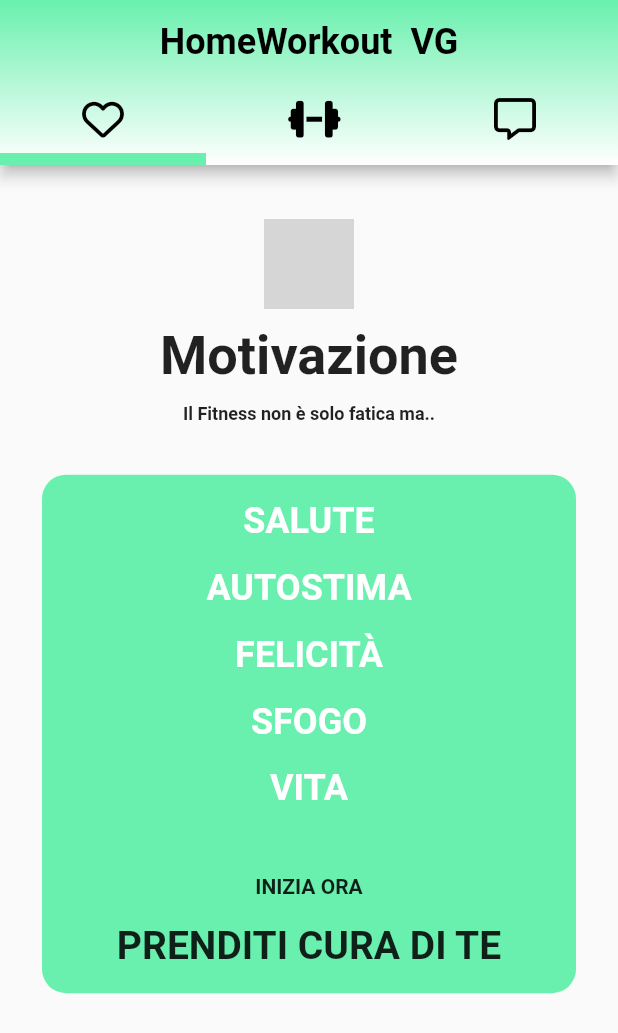
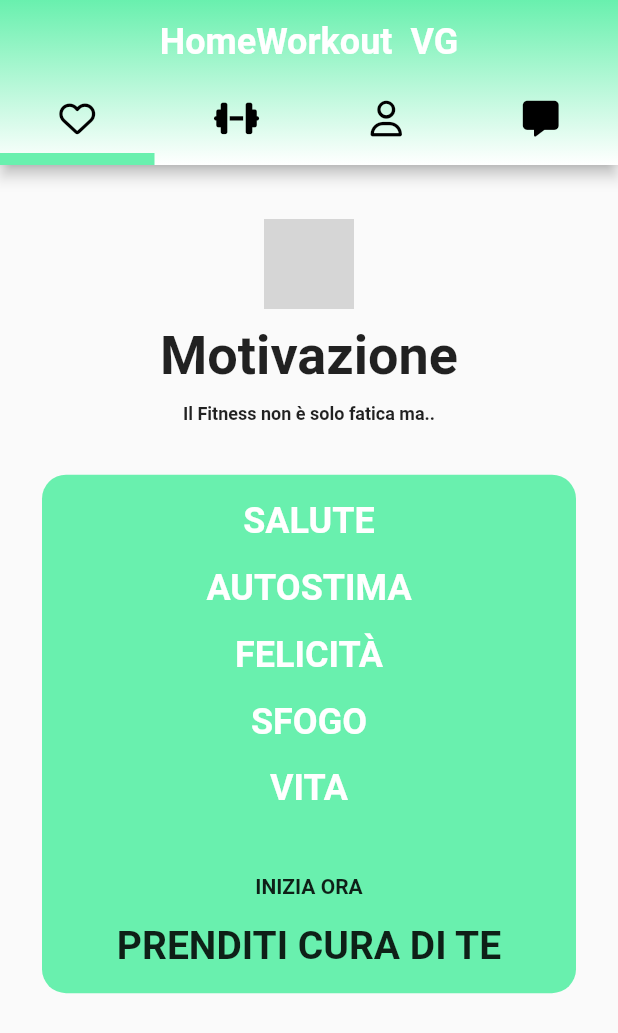
Before and after one commit to vincenzogandolfo/homeworkout_vg, a Flutter app: the screen it shows after launch, on a phone screen of 412 x 824 dp. Shown: the top 1033 px of the screen. Run offline on Flutter 3.47's test engine with Material 2 defaults, Android fonts, the phone set to English and light mode, and no system bars; our stand-ins replace animated_splash_screen, font_awesome_flutter, image_picker, shared_preferences; missing offline and left inert: carousel_images; accounts and stored records are empty; grey boxes are pictures that could not be loaded.

Commit message:
Reimpostazione Grafiche

```diff
--- a/lib/main.dart
+++ b/lib/main.dart
@@ -4,8 +4,9 @@ import 'package:flutter/services.dart';
 import 'package:animated_splash_screen/animated_splash_screen.dart';
 
 void main() {
-  // Lo schermo rimane in modalità Portrait anche se messo in orizzontale
   WidgetsFlutterBinding.ensureInitialized();
+
+  // Schermo sempre in Verticale
   SystemChrome.setPreferredOrientations([
     DeviceOrientation.portraitUp,
     DeviceOrientation.portraitDown,
@@ -20,12 +21,13 @@ class App extends StatelessWidget {
   Widget build(BuildContext context) {
     return MaterialApp(
       debugShowCheckedModeBanner: false,
+      title: 'HomeWorkout  VG',
       home: AnimatedSplashScreen(
         splash: Image.asset(
-          'images/logo.png',
+          'images/splash.png',
         ),
         nextScreen: const HomePage(),
-        splashTransition: SplashTransition.scaleTransition,
+        splashTransition: SplashTransition.rotationTransition,
         backgroundColor: Colors.white,
         duration: 2000,
       ),
--- a/lib/models/components_model.dart
+++ b/lib/models/components_model.dart
@@ -15,7 +15,7 @@ class BodyModel extends StatelessWidget {
           color: Colors.greenAccent.shade100,
           width: 8,
         ),
-        borderRadius: BorderRadius.circular(16),
+        borderRadius: BorderRadius.circular(8),
       ),
       child: Image.asset(
         bodyImage,
--- /dev/null
+++ b/lib/models/tab_icon_model.dart
@@ -0,0 +1,15 @@
+import 'package:flutter/material.dart';
+
+class TabIconModel extends StatelessWidget {
+  final IconData tabIcon;
+  const TabIconModel({super.key, required this.tabIcon});
+
+  @override
+  Widget build(BuildContext context) {
+    return Icon(
+      tabIcon,
+      color: Colors.black,
+      size: 24,
+    );
+  }
+}
--- /dev/null
+++ b/lib/models/top_screen_model.dart
@@ -0,0 +1,43 @@
+import 'package:flutter/material.dart';
+
+class TopScreenModel extends StatelessWidget {
+  final String title;
+  final String subtitle;
+  const TopScreenModel({
+    super.key,
+    required this.title,
+    required this.subtitle,
+  });
+
+  @override
+  Widget build(BuildContext context) {
+    return Expanded(
+      child: Column(
+        mainAxisAlignment: MainAxisAlignment.spaceAround,
+        children: [
+          const SizedBox(
+            height: 20,
+          ),
+          Image.asset(
+            'images/logo.png',
+            height: 60,
+          ),
+          Text(
+            title,
+            style: const TextStyle(
+              fontSize: 36,
+              fontWeight: FontWeight.bold,
+            ),
+          ),
+          Text(
+            subtitle,
+            style: const TextStyle(
+              fontSize: 12,
+              fontWeight: FontWeight.bold,
+            ),
+          ),
+        ],
+      ),
+    );
+  }
+}
--- a/lib/pages/home_page.dart
+++ b/lib/pages/home_page.dart
@@ -1,5 +1,7 @@
 import 'package:flutter/material.dart';
 import 'package:font_awesome_flutter/font_awesome_flutter.dart';
+import 'package:homeworkout_vg/models/tab_icon_model.dart';
+import 'package:homeworkout_vg/pages/screen/profilo_screen.dart';
 import 'screen/esercizi_screen.dart';
 import 'screen/motivazione_screen.dart';
 import 'screen/contatti_screen.dart';
@@ -10,7 +12,7 @@ class HomePage extends StatelessWidget {
   @override
   Widget build(BuildContext context) {
     return DefaultTabController(
-      length: 3,
+      length: 4,
       child: Scaffold(
         appBar: AppBar(
           flexibleSpace: Container(
@@ -26,7 +28,7 @@ class HomePage extends StatelessWidget {
             style: TextStyle(
               fontSize: 24,
               fontWeight: FontWeight.bold,
-              color: Colors.black,
+              color: Colors.white,
             ),
           ),
           centerTitle: true,
@@ -35,24 +37,23 @@ class HomePage extends StatelessWidget {
             indicatorWeight: 8,
             tabs: [
               Tab(
-                icon: Icon(
-                  FontAwesomeIcons.heart,
-                  color: Colors.black,
-                  size: 28,
+                icon: TabIconModel(
+                  tabIcon: FontAwesomeIcons.heart,
                 ),
               ),
               Tab(
-                icon: Icon(
-                  FontAwesomeIcons.dumbbell,
-                  color: Colors.black,
-                  size: 28,
+                icon: TabIconModel(
+                  tabIcon: FontAwesomeIcons.dumbbell,
                 ),
               ),
               Tab(
-                icon: Icon(
-                  FontAwesomeIcons.message,
-                  color: Colors.black,
-                  size: 28,
+                icon: TabIconModel(
+                  tabIcon: FontAwesomeIcons.user,
+                ),
+              ),
+              Tab(
+                icon: TabIconModel(
+                  tabIcon: FontAwesomeIcons.solidMessage,
                 ),
               )
             ],
@@ -62,6 +63,7 @@ class HomePage extends StatelessWidget {
           children: [
             Motivazione(),
             Esercizi(),
+            Profilo(),
             Contatti(),
           ],
         ),
--- a/lib/pages/screen/motivazione_screen.dart
+++ b/lib/pages/screen/motivazione_screen.dart
@@ -1,4 +1,5 @@
 import 'package:flutter/material.dart';
+import 'package:homeworkout_vg/models/top_screen_model.dart';
 
 import '../../models/text_white_model.dart';
 
@@ -10,33 +11,9 @@ class Motivazione extends StatelessWidget {
     return Scaffold(
       body: Column(
         children: [
-          Expanded(
-            child: Column(
-              mainAxisAlignment: MainAxisAlignment.spaceAround,
-              children: [
-                const SizedBox(
-                  height: 20,
-                ),
-                Image.asset(
-                  'images/logo.png',
-                  height: 60,
-                ),
-                const Text(
-                  'Motivazione',
-                  style: TextStyle(
-                    fontSize: 36,
-                    fontWeight: FontWeight.bold,
-                  ),
-                ),
-                const Text(
-                  'Il Fitness non è solo fatica ma..',
-                  style: TextStyle(
-                    fontSize: 12,
-                    fontWeight: FontWeight.bold,
-                  ),
-                ),
-              ],
-            ),
+          const TopScreenModel(
+            title: 'Motivazione',
+            subtitle: 'Il Fitness non è solo fatica ma..',
           ),
           Expanded(
             flex: 3,
@@ -79,10 +56,7 @@ class Motivazione extends StatelessWidget {
                     ),
                   ),
                 ),
-                Expanded(
-                    child: Container(
-                  color: Colors.white,
-                )),
+                Expanded(child: Container()),
               ],
             ),
           ),
```
Also changed, not shown: lib/models/modifica_text_model.dart (added, +63 -0 lines), lib/models/user_model.dart (added, +43 -0 lines), lib/pages/modifica_profilo_page.dart (added, +103 -0 lines), lib/pages/screen/contatti_screen.dart (+5 -25 lines), lib/pages/screen/esercizi_screen.dart (+4 -21 lines), lib/pages/screen/profilo_screen.dart (added, +72 -0 lines), lib/utils/user_preferences.dart (added, +35 -0 lines), lib/widgets/button_salva.dart (added, +26 -0 lines), lib/widgets/profilo_widget.dart (added, +89 -0 lines), pubspec.yaml (+19 -49 lines), pubspec.lock.
